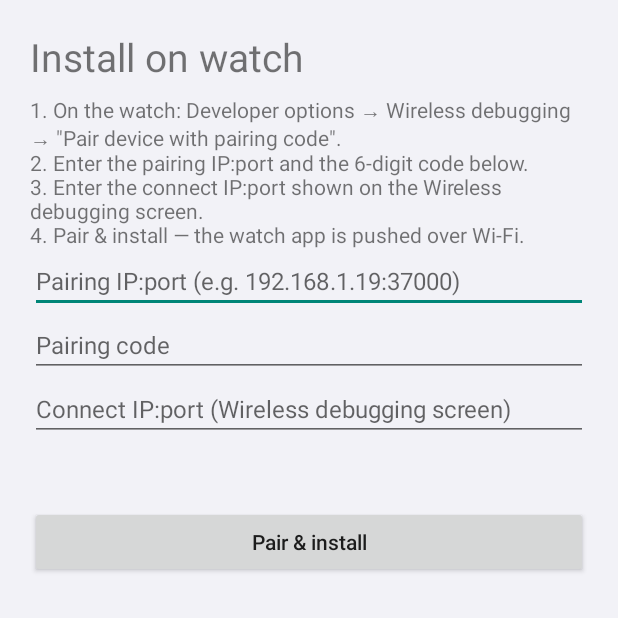
After one commit to The-kadtan2027/wearcam, an Android app: the WatchInstallActivity screen opened directly, with no data from a screen before it, on a phone screen of 412 x 824 dp, the top half of it. The commit adds this screen. Run offline under Robolectric (Android 15) with nearby library versions, the phone set to English and light mode, and no system bars.

Commit message:
In-app watch installer: pair with wireless debugging and push the APK
- toolchain: AGP 9.5.1, Gradle 9.9.1, compileSdk 37 (platform android-37.0),
  built-in Kotlin, android.useAndroidX
- Kadb 2.1.1 (Kotlin 2.3 metadata, compileSdk 36) for ADB pairing + install
- WatchInstallActivity: pairing IP:port + code + connect IP:port -> pair & install
- CI: SDK 37.0 via the canary channel
- docs: the no-PC install option

```diff
--- a/build.gradle
+++ b/build.gradle
@@ -1,3 +1,3 @@
 plugins {
-    id 'com.android.application' version '8.5.2' apply false
+    id 'com.android.application' version '9.5.1' apply false
 }
--- a/gradle.properties
+++ b/gradle.properties
@@ -1,3 +1,5 @@
 org.gradle.jvmargs=-Xmx2048m -Dfile.encoding=UTF-8
-android.useAndroidX=false
+android.useAndroidX=true
 android.nonTransitiveRClass=true
+
+android.useAndroidX=true
--- a/phone/build.gradle
+++ b/phone/build.gradle
@@ -4,7 +4,7 @@ plugins {
 
 android {
     namespace 'com.gajuk.wearcam'
-    compileSdk 35
+    compileSdk 37
 
     defaultConfig {
         applicationId "com.gajuk.wearcam"
@@ -46,5 +46,7 @@ tasks.named('preBuild') {
 
 dependencies {
     implementation project(":common")
+    implementation "com.flyfishxu:kadb:2.1.1"
+    implementation "org.jetbrains.kotlinx:kotlinx-coroutines-android:1.8.1"
     testImplementation "junit:junit:4.13.2"
 }
--- a/phone/src/main/AndroidManifest.xml
+++ b/phone/src/main/AndroidManifest.xml
@@ -32,6 +32,11 @@
             android:name=".CalibrationActivity"
             android:exported="false" />
 
+        <activity
+            android:name=".WatchInstallActivity"
+            android:exported="false" />
+
+
         <provider
             android:name=".CaptureProvider"
             android:authorities="com.gajuk.wearcam.capture"
--- a/phone/src/main/java/com/gajuk/wearcam/MainActivity.java
+++ b/phone/src/main/java/com/gajuk/wearcam/MainActivity.java
@@ -149,6 +149,9 @@ public class MainActivity extends Activity {
         watchCard.addView(actionRow("Export & share APK", true, this::exportWatchApk));
         watchCard.addView(separator());
         watchCard.addView(actionRow("Send update to watch", true, this::sendUpdateToWatch));
+        watchCard.addView(separator());
+        watchCard.addView(actionRow("Install on watch via Wi-Fi", true,
+                () -> startActivity(new Intent(this, WatchInstallActivity.class))));
         watchCard.addView(separator());
         watchCard.addView(actionRow("Install guide", true, this::showInstallGuide));
         root.addView(watchCard, cardParams());
--- /dev/null
+++ b/phone/src/main/java/com/gajuk/wearcam/WatchInstallActivity.java
@@ -0,0 +1,130 @@
+package com.gajuk.wearcam;
+
+import android.app.Activity;
+import android.os.Bundle;
+import android.text.InputType;
+import android.widget.Button;
+import android.widget.EditText;
+import android.widget.LinearLayout;
+import android.widget.TextView;
+import android.widget.Toast;
+
+import java.io.File;
+import java.io.FileOutputStream;
+import java.io.InputStream;
+
+/**
+ * Install the watch app from the phone itself: the phone pairs with the watch's wireless
+ * debugging (Android 11+ pairing) and pushes the bundled APK with Kadb.
+ */
+public class WatchInstallActivity extends Activity {
+
+    private EditText pairingEndpoint;
+    private EditText pairingCode;
+    private EditText connectEndpoint;
+    private TextView status;
+
+    @Override
+    protected void onCreate(Bundle savedInstanceState) {
+        super.onCreate(savedInstanceState);
+
+        int p = dp(20);
+        LinearLayout root = new LinearLayout(this);
+        root.setOrientation(LinearLayout.VERTICAL);
+        root.setPadding(p, p, p, p);
+
+        TextView title = new TextView(this);
+        title.setText("Install on watch");
+        title.setTextSize(26);
+        title.setPadding(0, 0, 0, dp(8));
+        root.addView(title);
+
+        TextView help = new TextView(this);
+        help.setTextSize(14);
+        help.setText("1. On the watch: Developer options → Wireless debugging → "
+                + "\"Pair device with pairing code\".\n"
+                + "2. Enter the pairing IP:port and the 6-digit code below.\n"
+                + "3. Enter the connect IP:port shown on the Wireless debugging screen.\n"
+                + "4. Pair & install — the watch app is pushed over Wi-Fi.");
+        root.addView(help);
+
+        pairingEndpoint = field("Pairing IP:port (e.g. 192.168.1.19:37000)",
+                InputType.TYPE_CLASS_TEXT);
+        root.addView(pairingEndpoint);
+        pairingCode = field("Pairing code", InputType.TYPE_CLASS_NUMBER);
+        root.addView(pairingCode);
+        connectEndpoint = field("Connect IP:port (Wireless debugging screen)",
+                InputType.TYPE_CLASS_TEXT);
+        root.addView(connectEndpoint);
+
+        status = new TextView(this);
+        status.setTextSize(14);
+        status.setPadding(0, dp(12), 0, dp(12));
+        root.addView(status);
+
+        Button install = new Button(this);
+        install.setText("Pair & install");
+        install.setAllCaps(false);
+        install.setOnClickListener(v -> install());
+        root.addView(install);
+
+        setContentView(root);
+    }
+
+    private EditText field(String hint, int type) {
+        EditText edit = new EditText(this);
+        edit.setHint(hint);
+        edit.setInputType(type);
+        edit.setSingleLine(true);
+        edit.setTextSize(16);
+        return edit;
+    }
+
+    private void install() {
+        try {
+            String[] pair = pairingEndpoint.getText().toString().trim().split(":");
+            String[] connect = connectEndpoint.getText().toString().trim().split(":");
+            String code = pairingCode.getText().toString().trim();
+            if (pair.length != 2 || connect.length != 2 || code.isEmpty()) {
+                Toast.makeText(this, "Fill both endpoints and the code", Toast.LENGTH_SHORT).show();
+                return;
+            }
+            String host = pair[0];
+            int pairingPort = Integer.parseInt(pair[1]);
+            int connectPort = Integer.parseInt(connect[1]);
+
+            File apk = new File(getCacheDir(), "install-watch.apk");
+            InputStream in = getAssets().open("watch.apk");
+            FileOutputStream out = new FileOutputStream(apk);
+            byte[] buffer = new byte[65536];
+            int read;
+            while ((read = in.read(buffer)) > 0) out.write(buffer, 0, read);
+            out.close();
+            in.close();
+
+            status.setText("Starting…");
+            WatchAdbInstaller.INSTANCE.pairAndInstall(host, pairingPort, code, connectPort, apk,
+                    new WatchAdbInstaller.Callback() {
+                        @Override
+                        public void onStatus(String text) {
+                            runOnUiThread(() -> status.setText(text));
+                        }
+
+                        @Override
+                        public void onResult(boolean ok, String message) {
+                            runOnUiThread(() -> {
+                                status.setText((ok ? "✓ " : "✗ ") + message);
+                                Toast.makeText(WatchInstallActivity.this, message,
+                                        Toast.LENGTH_LONG).show();
+                            });
+                        }
+                    });
+        } catch (Exception e) {
+            status.setText("Failed: " + e);
+        }
+    }
+
+    private int dp(int value) {
+        return Math.round(value * getResources().getDisplayMetrics().density);
+    }
+}
--- a/settings.gradle
+++ b/settings.gradle
@@ -10,6 +10,7 @@ dependencyResolutionManagement {
     repositories {
         google()
         mavenCentral()
+        maven { url 'https://jitpack.io' }
     }
 }
 rootProject.name = "wearcam"
--- a/watch/build.gradle
+++ b/watch/build.gradle
@@ -4,7 +4,7 @@ plugins {
 
 android {
     namespace 'com.gajuk.wearcam.watch'
-    compileSdk 35
+    compileSdk 37
 
     defaultConfig {
         applicationId "com.gajuk.wearcam.watch"
```
Also changed, not shown: phone/src/main/java/com/gajuk/wearcam/WatchAdbInstaller.kt (added, +36 -0 lines), gradle/wrapper/gradle-wrapper.properties, 2 other files.
